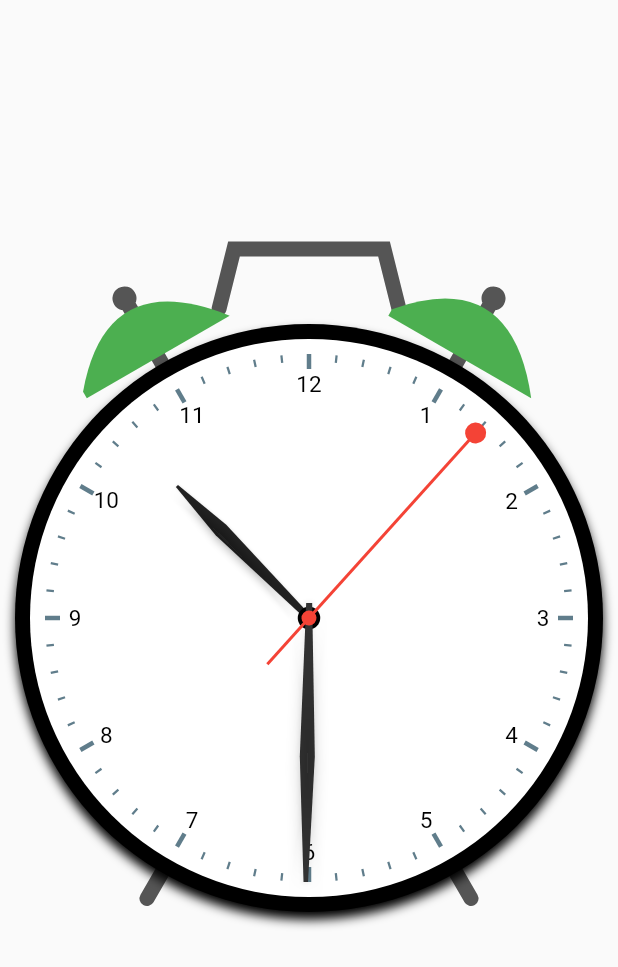
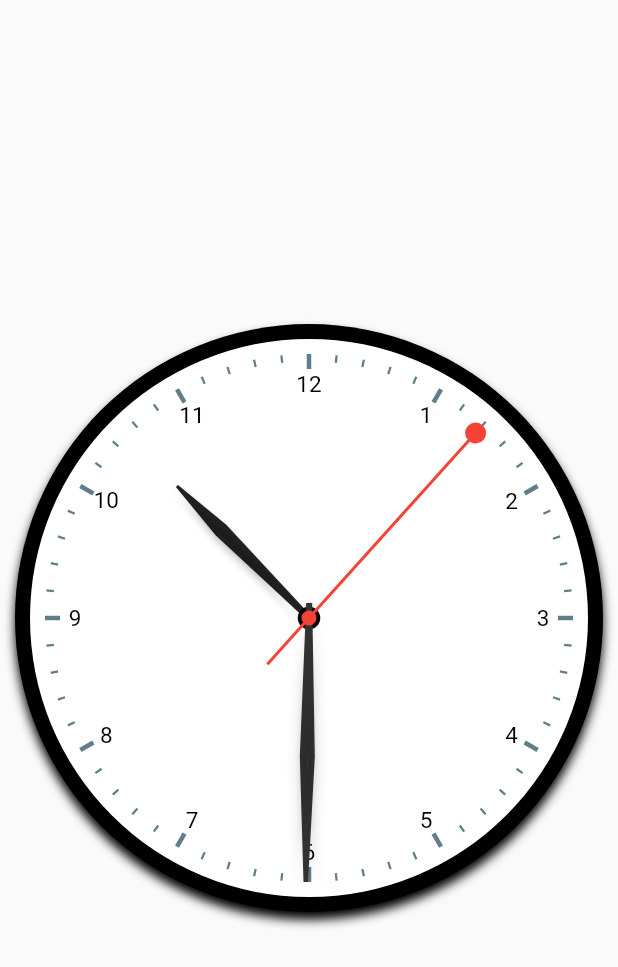
Before and after one commit to ruan65/flutter_clock_example, a Flutter app: the screen it shows after launch, on a phone screen of 412 x 824 dp. Shown: the top 967 px of the screen. Run offline on Flutter 3.47's test engine with Material 2 defaults, Android fonts, the phone set to English and light mode, and no system bars.

```diff
--- a/lib/clock/clock.dart
+++ b/lib/clock/clock.dart
@@ -8,22 +8,18 @@ import 'package:clock_ui_app/clock/clock_face.dart';
 typedef TimeProducer = DateTime Function();
 
 class Clock extends StatefulWidget {
-
   final Color circleColor;
-  final bool showBellsAndLegs;
   final Color bellColor;
   final Color legColor;
   final ClockText clockText;
-  final bool showHourHandleHeartShape;
   final TimeProducer getCurrentTime;
   final Duration updateDuration;
 
-  Clock({this.circleColor = Colors.black,
-         this.showBellsAndLegs = false,
+  Clock(
+      {this.circleColor = Colors.black,
       this.bellColor = const Color(0xFF333333),
       this.legColor = const Color(0xFF555555),
       this.clockText = ClockText.arabic,
-         this.showHourHandleHeartShape = false,
       this.getCurrentTime = getSystemTime,
       this.updateDuration = const Duration(seconds: 1)});
 
@@ -64,19 +60,7 @@ class _Clock extends State<Clock> {
   Widget build(BuildContext context) {
     return AspectRatio(
       aspectRatio: 1.0,
-      child: (widget.showBellsAndLegs)? Stack(
-          children: <Widget>[
-            Container(
-              width: double.infinity,
-              child: CustomPaint(
-                painter: BellsAndLegsPainter(bellColor: widget.bellColor, legColor: widget.legColor),
-              ),
-            ),
-
-            buildClockCircle(context)
-          ]
-      ) : buildClockCircle(context),
-
+      child: buildClockCircle(context),
     );
   }
 
@@ -93,86 +77,10 @@ class _Clock extends State<Clock> {
           )
         ],
       ),
-
       child: ClockFace(
-          clockText : widget.clockText,
-          showHourHandleHeartShape: widget.showHourHandleHeartShape,
+        clockText: widget.clockText,
         dateTime: dateTime,
       ),
-
     );
   }
-
 }
-
-
-class BellsAndLegsPainter extends CustomPainter{
-  final Color bellColor;
-  final Color legColor;
-  final Paint bellPaint;
-  final Paint legPaint;
-
-  BellsAndLegsPainter({this.bellColor = const Color(0xFF333333), this.legColor = const Color(0xFF555555)}):
-      bellPaint= Paint(),
-      legPaint= Paint() {
-      bellPaint.color= bellColor;
-      bellPaint.style= PaintingStyle.fill;
-
-    legPaint.color= legColor;
-    legPaint.style= PaintingStyle.stroke;
-    legPaint.strokeWidth= 10.0;
-    legPaint.strokeCap= StrokeCap.round;
-  }
-
-  @override
-  void paint(Canvas canvas, Size size) {
-    final radius = size.width / 2;
-    canvas.save();
-
-    canvas.translate(radius, radius);
-
-    //draw the handle
-    Path path = Path();
-    path.moveTo(-60.0, -radius-10);
-    path.lineTo(-50.0, -radius-50);
-    path.lineTo(50.0, -radius-50);
-    path.lineTo(60.0, -radius-10);
-
-    canvas.drawPath(path, legPaint);
-
-    //draw right bell and left leg
-    canvas.rotate(2*pi/12);
-    drawBellAndLeg(radius, canvas);
-
-    //draw left bell and right leg
-    canvas.rotate(-4*pi/12);
-    drawBellAndLeg(radius, canvas);
-
-    canvas.restore();
-
-  }
-
-  //helps draw the leg and bell
-  void drawBellAndLeg(radius, canvas){
-    //bell
-    Path path1 = Path();
-    path1.moveTo(-55.0, -radius-5);
-    path1.lineTo(55.0, -radius-5);
-    path1.quadraticBezierTo(0.0, -radius-75, -55.0, -radius-10);
-
-    //leg
-    Path path2= Path();
-    path2.addOval(Rect.fromCircle(center: Offset(0.0, -radius-50), radius: 3.0));
-    path2.moveTo(0.0, -radius-50);
-    path2.lineTo(0.0, radius+20);
-
-    //draw the bell on top on the leg
-    canvas.drawPath(path2, legPaint);
-    canvas.drawPath(path1, bellPaint);
-  }
-
-  @override
-  bool shouldRepaint(CustomPainter oldDelegate) {
-    return false;
-  }
-}
--- a/lib/clock/clock_face.dart
+++ b/lib/clock/clock_face.dart
@@ -7,42 +7,41 @@ class ClockFace extends StatelessWidget{
 
   final DateTime dateTime;
   final ClockText clockText;
-  final bool showHourHandleHeartShape;
 
-  ClockFace({this.clockText = ClockText.arabic, this.showHourHandleHeartShape = false, this.dateTime});
+  ClockFace({this.clockText = ClockText.arabic, this.dateTime});
 
   @override
   Widget build(BuildContext context) {
-    return new Padding(
+    return Padding(
       padding: const EdgeInsets.all(10.0),
-      child: new AspectRatio(
+      child: AspectRatio(
         aspectRatio: 1.0,
-        child: new Container(
+        child: Container(
           width: double.infinity,
-          decoration: new BoxDecoration(
+          decoration: BoxDecoration(
             shape: BoxShape.circle,
             color: Colors.white,
           ),
 
-          child: new Stack(
+          child: Stack(
             children: <Widget>[
               //dial and numbers
-              new Container(
+              Container(
                 width: double.infinity,
                 height: double.infinity,
                 padding: const EdgeInsets.all(10.0),
-                child:new CustomPaint(
-                  painter: new ClockDialPainter(clockText: clockText),
+                child:CustomPaint(
+                  painter: ClockDialPainter(clockText: clockText),
                 ),
               ),
 
 
               //centerpoint
-              new Center(
-                child: new Container(
+              Center(
+                child: Container(
                   width: 15.0,
                   height: 15.0,
-                  decoration: new BoxDecoration(
+                  decoration: BoxDecoration(
                     shape: BoxShape.circle,
                     color: Colors.black,
                   ),
@@ -50,7 +49,7 @@ class ClockFace extends StatelessWidget{
               ),
 
 
-              new ClockHands(dateTime:dateTime, showHourHandleHeartShape: showHourHandleHeartShape),
+              ClockHands(dateTime:dateTime),
 
             ],
           ),
--- a/lib/clock/clock_hands.dart
+++ b/lib/clock/clock_hands.dart
@@ -15,21 +15,21 @@ class ClockHands extends StatelessWidget {
 
   @override
   Widget build(BuildContext context) {
-    return new AspectRatio(
+    return AspectRatio(
         aspectRatio: 1.0,
-        child: new Container(
+        child: Container(
             width: double.infinity,
             padding: const EdgeInsets.all(20.0),
-            child: new Stack(
+            child: Stack(
                 fit: StackFit.expand,
                 children: <Widget>[
-                  new CustomPaint( painter: new HourHandPainter(
+                  CustomPaint( painter: HourHandPainter(
                       hours: dateTime.hour, minutes: dateTime.minute, showHeartShape: showHourHandleHeartShape),
                   ),
-                  new CustomPaint(painter: new MinuteHandPainter(
+                  CustomPaint(painter: MinuteHandPainter(
                       minutes: dateTime.minute, seconds: dateTime.second),
                   ),
-                  new CustomPaint(painter: new SecondHandPainter(seconds: dateTime.second),
+                  CustomPaint(painter: SecondHandPainter(seconds: dateTime.second),
                   ),
                 ]
             )
@@ -38,32 +38,3 @@ class ClockHands extends StatelessWidget {
     );
   }
 }
-
-//class _ClockHandState extends State<ClockHands> {
-  Timer _timer;
-//
-//  _ClockHandState();
-//
-//  @override
-//  void initState() {
-//    super.initState();
-//    dateTime = new DateTime.now();
-//    _timer = new Timer.periodic(const Duration(seconds: 1), setTime);
-//  }
-//
-//  void setTime(Timer timer) {
-//    setState(() {
-//      dateTime = new DateTime.now();
-//    });
-//  }
-//
-//  @override
-//  void dispose() {
-//    _timer.cancel();
-//    super.dispose();
-//  }
-//
-//  @override
-//  Widget build(BuildContext context) {
-//  }
-//}
--- a/lib/main.dart
+++ b/lib/main.dart
@@ -20,7 +20,6 @@ class MyApp extends StatelessWidget {
   }
 }
 
-
 class AppClock extends StatelessWidget{
 
   @override
@@ -34,10 +33,8 @@ class AppClock extends StatelessWidget{
 
             new Clock(
                 circleColor: Colors.black,
-                showBellsAndLegs: true,
                 bellColor: Colors.green,
                 clockText: ClockText.arabic,
-                showHourHandleHeartShape: false,
             ),
           ],
         ),
```
Also changed, not shown: 16 other files. Lines whose indentation alone changed are shown as unchanged.
